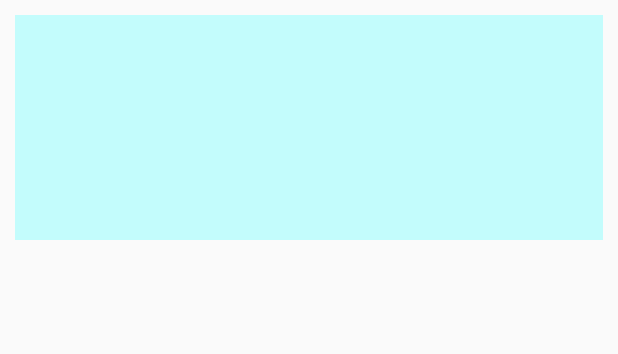
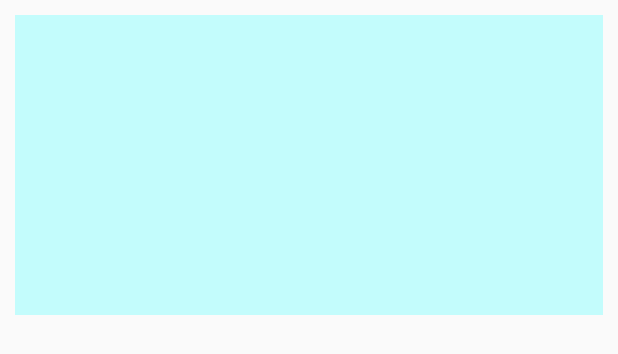
Before and after one commit to CysionLiu/SelfAdjointView, an Android app: the layout holder_hori.xml on its own in the app's theme, with its tools: preview values and no code run, on a phone screen of 412 x 824 dp. Shown: the top 354 px of the screen. Run offline under Robolectric (Android 15) with nearby library versions, the phone set to English and light mode, and no system bars.

Commit message:
show effect

```diff
--- a/sample/src/main/res/layout/holder_hori.xml
+++ b/sample/src/main/res/layout/holder_hori.xml
@@ -1,7 +1,7 @@
 <?xml version="1.0" encoding="utf-8"?>
 <LinearLayout xmlns:android="http://schemas.android.com/apk/res/android"
               android:layout_width="match_parent"
-              android:layout_height="150dp"
+              android:layout_height="200dp"
               android:background="#55ff"
               android:layout_margin="10dp"
               android:orientation="vertical">
--- a/sample/src/main/res/layout/holder_inner2_img.xml
+++ b/sample/src/main/res/layout/holder_inner2_img.xml
@@ -4,7 +4,7 @@
     xmlns:android="http://schemas.android.com/apk/res/android"
     xmlns:my="http://schemas.android.com/apk/res-auto"
     android:id="@+id/container"
-    android:layout_width="150dp"
+    android:layout_width="200dp"
     android:layout_height="match_parent"
     android:layout_marginRight="20dp"
     >
--- a/sample/src/main/res/layout/holder_inner_img.xml
+++ b/sample/src/main/res/layout/holder_inner_img.xml
@@ -4,7 +4,7 @@
     xmlns:android="http://schemas.android.com/apk/res/android"
     xmlns:my="http://schemas.android.com/apk/res-auto"
     android:id="@+id/container"
-    android:layout_width="200dp"
+    android:layout_width="260dp"
     android:layout_height="match_parent"
     android:layout_marginRight="10dp"
 
```
Also changed, not shown: 5 other files.
